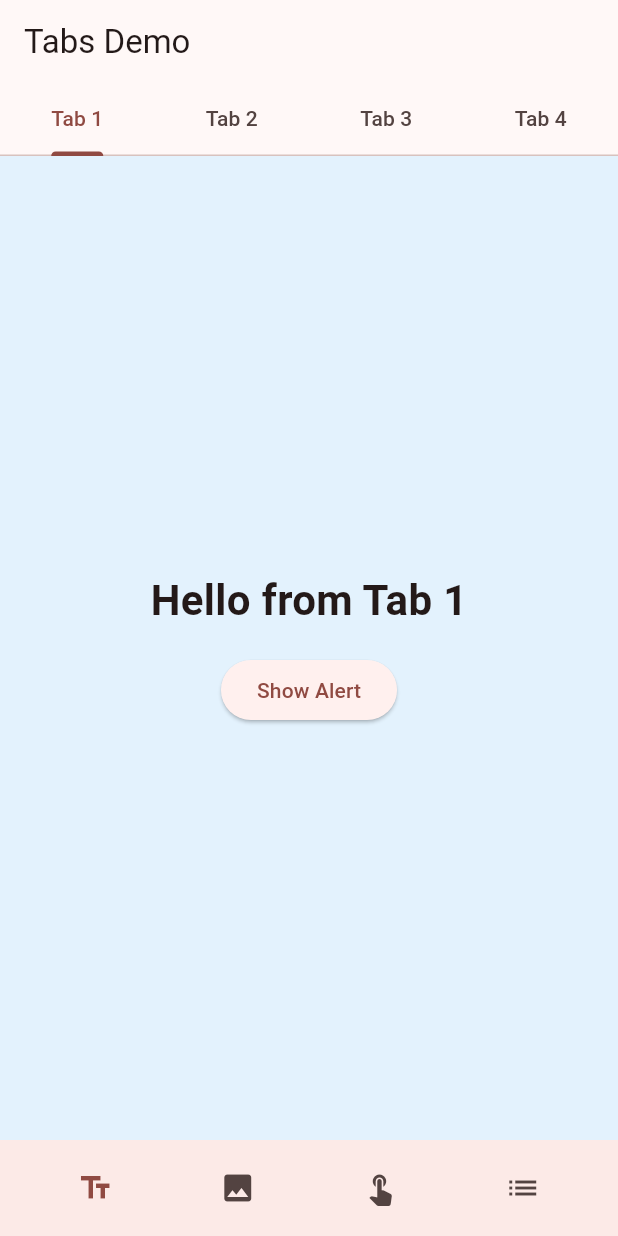
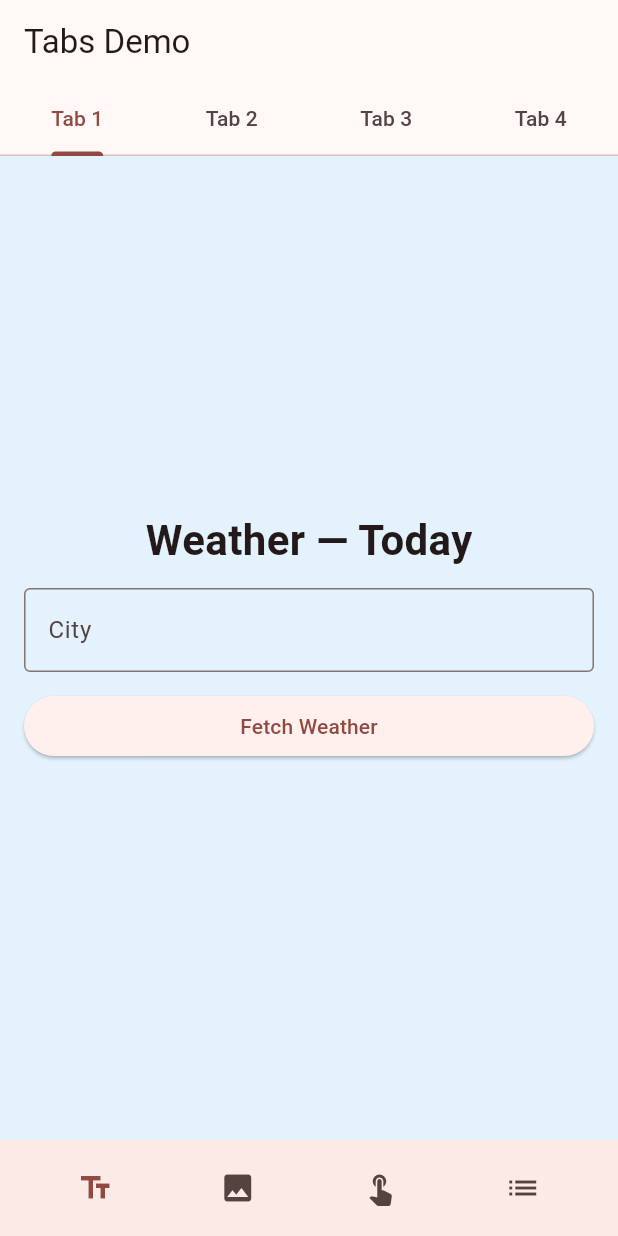
Before and after one commit to itachiispapi/weather_info_app, a Flutter app: the screen it shows after launch, on a phone screen of 412 x 824 dp. Run offline on Flutter 3.47's test engine with Material 3 defaults, Android fonts, the phone set to English and light mode, and no system bars.

Commit message:
Basic UI with input field and button

```diff
--- a/lib/main.dart
+++ b/lib/main.dart
@@ -31,14 +31,13 @@ class __TabsNonScrollableDemoState extends State<_TabsNonScrollableDemo>
     with SingleTickerProviderStateMixin, RestorationMixin {
   late TabController _tabController;
   final RestorableInt tabIndex = RestorableInt(0);
-  final TextEditingController _imgUrlController = TextEditingController(
-      text:
-          'https://upload.wikimedia.org/wikipedia/commons/1/17/Google-flutter-logo.png');
-  final TextEditingController _captionController =
-      TextEditingController(text: 'Sample caption');
-  String _imageUrl =
-      'https://upload.wikimedia.org/wikipedia/commons/1/17/Google-flutter-logo.png';
+  final TextEditingController _imgUrlController = TextEditingController(text: 'https://upload.wikimedia.org/wikipedia/commons/1/17/Google-flutter-logo.png');
+  final TextEditingController _captionController = TextEditingController(text: 'Sample caption');
+  String _imageUrl = 'https://upload.wikimedia.org/wikipedia/commons/1/17/Google-flutter-logo.png';
   String _caption = 'Sample caption';
+
+  final TextEditingController _cityController = TextEditingController();
+  String? _cityEntered;
 
   @override
   String get restorationId => 'tab_non_scrollable_demo';
@@ -66,7 +65,14 @@ class __TabsNonScrollableDemoState extends State<_TabsNonScrollableDemo>
     tabIndex.dispose();
     _imgUrlController.dispose();
     _captionController.dispose();
+    _cityController.dispose();
     super.dispose();
+  }
+
+  void _onFetchWeather() {
+    final c = _cityController.text.trim().isEmpty ? 'Atlanta' : _cityController.text.trim();
+    setState(() => _cityEntered = c);
+    ScaffoldMessenger.of(context).showSnackBar(SnackBar(content: Text('Fetching weather for $c...')));
   }
 
   @override
@@ -94,33 +100,60 @@ class __TabsNonScrollableDemoState extends State<_TabsNonScrollableDemo>
           Container(
             color: bg[0],
             alignment: Alignment.center,
+            child: Padding(
+              padding: const EdgeInsets.all(16),
+              child: ConstrainedBox(
+                constraints: const BoxConstraints(maxWidth: 420),
                 child: Column(
                   mainAxisSize: MainAxisSize.min,
                   children: [
                     const Text(
-                  'Hello from Tab 1',
+                      'Weather — Today',
                       style: TextStyle(fontSize: 28, fontWeight: FontWeight.w700),
                     ),
+                    const SizedBox(height: 12),
+                    TextField(
+                      controller: _cityController,
+                      textInputAction: TextInputAction.done,
+                      decoration: const InputDecoration(
+                        labelText: 'City',
+                        hintText: 'Enter a city (e.g., Atlanta)',
+                        border: OutlineInputBorder(),
+                      ),
+                      onSubmitted: (_) => _onFetchWeather(),
+                    ),
+                    const SizedBox(height: 12),
+                    SizedBox(
+                      width: double.infinity,
+                      child: ElevatedButton(
+                        onPressed: _onFetchWeather,
+                        child: const Text('Fetch Weather'),
+                      ),
+                    ),
                     const SizedBox(height: 16),
-                ElevatedButton(
-                  onPressed: () {
-                    showDialog<void>(
-                      context: context,
-                      builder: (ctx) => AlertDialog(
-                        title: const Text('Greetings'),
-                        content:
-                            const Text('This is an AlertDialog on Tab 1.'),
-                        actions: [
-                          TextButton(
-                              onPressed: () => Navigator.of(ctx).pop(),
-                              child: const Text('OK'))
+                    if (_cityEntered != null)
+                      Card(
+                        elevation: 2,
+                        child: Padding(
+                          padding: const EdgeInsets.all(16),
+                          child: Row(
+                            children: [
+                              const Icon(Icons.place_outlined, size: 28),
+                              const SizedBox(width: 12),
+                              Expanded(
+                                child: Text(
+                                  _cityEntered!,
+                                  style: const TextStyle(fontSize: 18, fontWeight: FontWeight.w600),
+                                ),
+                              ),
+                              const Text('— ready'),
                             ],
                           ),
-                    );
-                  },
-                  child: const Text('Show Alert'),
+                        ),
                       ),
                   ],
+                ),
+              ),
             ),
           ),
           Container(
@@ -130,15 +163,13 @@ class __TabsNonScrollableDemoState extends State<_TabsNonScrollableDemo>
               children: [
                 TextField(
                   controller: _captionController,
-                  decoration:
-                      const InputDecoration(labelText: 'Caption / Name'),
+                  decoration: const InputDecoration(labelText: 'Caption / Name'),
                   onChanged: (v) => setState(() => _caption = v),
                 ),
                 const SizedBox(height: 12),
                 TextField(
                   controller: _imgUrlController,
-                  decoration:
-                      const InputDecoration(labelText: 'Image URL (network)'),
+                  decoration: const InputDecoration(labelText: 'Image URL (network)'),
                 ),
                 const SizedBox(height: 12),
                 Row(
@@ -164,8 +195,7 @@ class __TabsNonScrollableDemoState extends State<_TabsNonScrollableDemo>
                       _imageUrl,
                       width: 150,
                       height: 150,
-                      errorBuilder: (_, __, ___) =>
-                          const Text('Failed to load image'),
+                      errorBuilder: (_, __, ___) => const Text('Failed to load image'),
                     ),
                   ),
                 ),
```
Lines whose indentation alone changed are shown as unchanged.
